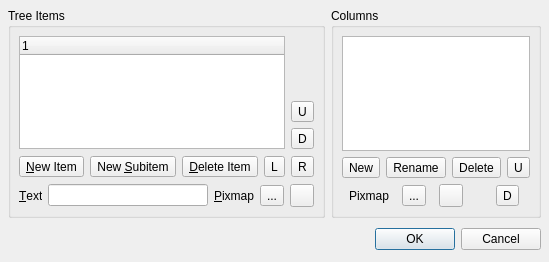
Qt form tools/designer/src/components/taskmenu/treewidgeteditor.ui (arnt/qt-history2) before a commit.
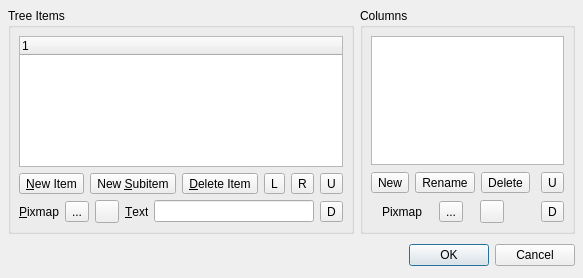
The same form after that commit.

Commit message:
Fixes:    Fixed crash when there was no header item, layout corrections
[git-p4: depot-paths = "//depot/qt/main/": change = 195180]

The edit to the form file:
```diff
--- a/tools/designer/src/components/taskmenu/treewidgeteditor.ui
+++ b/tools/designer/src/components/taskmenu/treewidgeteditor.ui
@@ -19,8 +19,8 @@
    <rect>
     <x>0</x>
     <y>0</y>
-    <width>456</width>
-    <height>262</height>
+    <width>583</width>
+    <height>278</height>
    </rect>
   </property>
   <property name="windowTitle" >
@@ -33,6 +33,152 @@
    <property name="spacing" >
     <number>6</number>
    </property>
+   <item row="0" column="1" >
+    <widget class="QGroupBox" name="columnsBox" >
+     <property name="title" >
+      <string>Columns</string>
+     </property>
+     <layout class="QGridLayout" >
+      <property name="margin" >
+       <number>8</number>
+      </property>
+      <property name="spacing" >
+       <number>6</number>
+      </property>
+      <item row="2" column="0" >
+       <layout class="QHBoxLayout" >
+        <property name="margin" >
+         <number>0</number>
+        </property>
+        <property name="spacing" >
+         <number>6</number>
+        </property>
+        <item>
+         <widget class="QLabel" name="pixmapColumnLabel" >
+          <property name="sizePolicy" >
+           <sizepolicy>
+            <hsizetype>0</hsizetype>
+            <vsizetype>5</vsizetype>
+            <horstretch>0</horstretch>
+            <verstretch>0</verstretch>
+           </sizepolicy>
+          </property>
+          <property name="text" >
+           <string>Pixmap</string>
+          </property>
+         </widget>
+        </item>
+        <item>
+         <widget class="QToolButton" name="previewPixmapColumnButton" >
+          <property name="text" >
+           <string>...</string>
+          </property>
+         </widget>
+        </item>
+        <item>
+         <widget class="QToolButton" name="deletePixmapColumnButton" >
+          <property name="text" >
+           <string/>
+          </property>
+         </widget>
+        </item>
+        <item>
+         <spacer>
+          <property name="orientation" >
+           <enum>Qt::Horizontal</enum>
+          </property>
+          <property name="sizeType" >
+           <enum>QSizePolicy::Ignored</enum>
+          </property>
+          <property name="sizeHint" >
+           <size>
+            <width>20</width>
+            <height>10</height>
+           </size>
+          </property>
+         </spacer>
+        </item>
+       </layout>
+      </item>
+      <item row="1" column="0" >
+       <layout class="QHBoxLayout" >
+        <property name="margin" >
+         <number>0</number>
+        </property>
+        <property name="spacing" >
+         <number>6</number>
+        </property>
+        <item>
+         <widget class="QToolButton" name="newColumnButton" >
+          <property name="text" >
+           <string>New</string>
+          </property>
+         </widget>
+        </item>
+        <item>
+         <widget class="QToolButton" name="renameColumnButton" >
+          <property name="text" >
+           <string>Rename</string>
+          </property>
+         </widget>
+        </item>
+        <item>
+         <widget class="QToolButton" name="deleteColumnButton" >
+          <property name="text" >
+           <string>Delete</string>
+          </property>
+         </widget>
+        </item>
+        <item>
+         <spacer>
+          <property name="orientation" >
+           <enum>Qt::Horizontal</enum>
+          </property>
+          <property name="sizeType" >
+           <enum>QSizePolicy::Ignored</enum>
+          </property>
+          <property name="sizeHint" >
+           <size>
+            <width>29</width>
+            <height>23</height>
+           </size>
+          </property>
+         </spacer>
+        </item>
+       </layout>
+      </item>
+      <item row="1" column="1" >
+       <widget class="QToolButton" name="moveColumnUpButton" >
+        <property name="text" >
+         <string>U</string>
+        </property>
+       </widget>
+      </item>
+      <item row="2" column="1" >
+       <widget class="QToolButton" name="moveColumnDownButton" >
+        <property name="text" >
+         <string>D</string>
+        </property>
+       </widget>
+      </item>
+      <item row="0" column="0" colspan="2" >
+       <widget class="QListWidget" name="listWidget" >
+        <property name="sizePolicy" >
+         <sizepolicy>
+          <hsizetype>13</hsizetype>
+          <vsizetype>7</vsizetype>
+          <horstretch>0</horstretch>
+          <verstretch>0</verstretch>
+         </sizepolicy>
+        </property>
+        <property name="focusPolicy" >
+         <enum>Qt::TabFocus</enum>
+        </property>
+       </widget>
+      </item>
+     </layout>
+    </widget>
+   </item>
    <item row="0" column="0" >
     <widget class="QGroupBox" name="itemsBox" >
      <property name="title" >
@@ -45,88 +191,8 @@
       <property name="spacing" >
        <number>6</number>
       </property>
-      <item row="2" column="0" colspan="2" >
-       <widget class="QFrame" name="currentItemBox" >
-        <property name="frameShape" >
-         <enum>QFrame::NoFrame</enum>
-        </property>
-        <property name="frameShadow" >
-         <enum>QFrame::Plain</enum>
-        </property>
-        <layout class="QHBoxLayout" >
-         <property name="margin" >
-          <number>0</number>
-         </property>
-         <property name="spacing" >
-          <number>6</number>
-         </property>
-         <item>
-          <widget class="QLabel" name="label1" >
-           <property name="sizePolicy" >
-            <sizepolicy>
-             <hsizetype>0</hsizetype>
-             <vsizetype>5</vsizetype>
-             <horstretch>0</horstretch>
-             <verstretch>0</verstretch>
-            </sizepolicy>
-           </property>
-           <property name="text" >
-            <string>&amp;Text</string>
-           </property>
-           <property name="buddy" >
-            <cstring>itemTextLineEdit</cstring>
-           </property>
-          </widget>
-         </item>
-         <item>
-          <widget class="QLineEdit" name="itemTextLineEdit" >
-           <property name="sizePolicy" >
-            <sizepolicy>
-             <hsizetype>13</hsizetype>
-             <vsizetype>0</vsizetype>
-             <horstretch>0</horstretch>
-             <verstretch>0</verstretch>
-            </sizepolicy>
-           </property>
-          </widget>
-         </item>
-         <item>
-          <widget class="QLabel" name="label2" >
-           <property name="sizePolicy" >
-            <sizepolicy>
-             <hsizetype>0</hsizetype>
-             <vsizetype>5</vsizetype>
-             <horstretch>0</horstretch>
-             <verstretch>0</verstretch>
-            </sizepolicy>
-           </property>
-           <property name="text" >
-            <string>&amp;Pixmap</string>
-           </property>
-           <property name="buddy" >
-            <cstring>previewPixmapItemButton</cstring>
-           </property>
-          </widget>
-         </item>
-         <item>
-          <widget class="QToolButton" name="previewPixmapItemButton" >
-           <property name="text" >
-            <string>...</string>
-           </property>
-          </widget>
-         </item>
-         <item>
-          <widget class="QToolButton" name="deletePixmapItemButton" >
-           <property name="text" >
-            <string/>
-           </property>
-          </widget>
-         </item>
-        </layout>
-       </widget>
-      </item>
-      <item row="0" column="1" >
-       <layout class="QVBoxLayout" >
+      <item row="2" column="0" >
+       <layout class="QHBoxLayout" >
         <property name="margin" >
          <number>0</number>
         </property>
@@ -134,42 +200,70 @@
          <number>6</number>
         </property>
         <item>
-         <spacer>
-          <property name="orientation" >
-           <enum>Qt::Vertical</enum>
+         <widget class="QLabel" name="pixmapLabel" >
+          <property name="sizePolicy" >
+           <sizepolicy>
+            <hsizetype>0</hsizetype>
+            <vsizetype>5</vsizetype>
+            <horstretch>0</horstretch>
+            <verstretch>0</verstretch>
+           </sizepolicy>
           </property>
-          <property name="sizeHint" >
-           <size>
-            <width>22</width>
-            <height>16</height>
-           </size>
+          <property name="text" >
+           <string>&amp;Pixmap</string>
           </property>
-         </spacer>
+          <property name="buddy" >
+           <cstring>previewPixmapItemButton</cstring>
+          </property>
+         </widget>
         </item>
         <item>
-         <widget class="QToolButton" name="moveItemUpButton" >
+         <widget class="QToolButton" name="previewPixmapItemButton" >
           <property name="text" >
-           <string>U</string>
+           <string>...</string>
           </property>
          </widget>
         </item>
         <item>
-         <widget class="QToolButton" name="moveItemDownButton" >
+         <widget class="QToolButton" name="deletePixmapItemButton" >
           <property name="text" >
-           <string>D</string>
+           <string/>
+          </property>
+         </widget>
+        </item>
+        <item>
+         <widget class="QLabel" name="textLabel" >
+          <property name="sizePolicy" >
+           <sizepolicy>
+            <hsizetype>0</hsizetype>
+            <vsizetype>5</vsizetype>
+            <horstretch>0</horstretch>
+            <verstretch>0</verstretch>
+           </sizepolicy>
+          </property>
+          <property name="text" >
+           <string>&amp;Text</string>
+          </property>
+          <property name="buddy" >
+           <cstring>itemTextLineEdit</cstring>
+          </property>
+         </widget>
+        </item>
+        <item>
+         <widget class="QLineEdit" name="itemTextLineEdit" >
+          <property name="sizePolicy" >
+           <sizepolicy>
+            <hsizetype>13</hsizetype>
+            <vsizetype>4</vsizetype>
+            <horstretch>0</horstretch>
+            <verstretch>0</verstretch>
+           </sizepolicy>
           </property>
          </widget>
         </item>
        </layout>
       </item>
-      <item row="0" column="0" >
-       <widget class="QTreeWidget" name="treeWidget" >
-        <property name="focusPolicy" >
-         <enum>Qt::TabFocus</enum>
-        </property>
-       </widget>
-      </item>
-      <item row="1" column="0" colspan="2" >
+      <item row="1" column="0" >
        <layout class="QHBoxLayout" >
         <property name="margin" >
          <number>0</number>
@@ -205,8 +299,8 @@
           </property>
           <property name="sizeHint" >
            <size>
-            <width>21</width>
-            <height>23</height>
+            <width>16</width>
+            <height>10</height>
            </size>
           </property>
          </spacer>
@@ -227,6 +321,27 @@
         </item>
        </layout>
       </item>
+      <item row="1" column="1" >
+       <widget class="QToolButton" name="moveItemUpButton" >
+        <property name="text" >
+         <string>U</string>
+        </property>
+       </widget>
+      </item>
+      <item row="2" column="1" >
+       <widget class="QToolButton" name="moveItemDownButton" >
+        <property name="text" >
+         <string>D</string>
+        </property>
+       </widget>
+      </item>
+      <item row="0" column="0" colspan="2" >
+       <widget class="QTreeWidget" name="treeWidget" >
+        <property name="focusPolicy" >
+         <enum>Qt::TabFocus</enum>
+        </property>
+       </widget>
+      </item>
      </layout>
     </widget>
    </item>
@@ -270,152 +385,6 @@
      </item>
     </layout>
    </item>
-   <item row="0" column="1" >
-    <widget class="QGroupBox" name="columnsBox" >
-     <property name="title" >
-      <string>Columns</string>
-     </property>
-     <layout class="QVBoxLayout" >
-      <property name="margin" >
-       <number>8</number>
-      </property>
-      <property name="spacing" >
-       <number>6</number>
-      </property>
-      <item>
-       <widget class="QListWidget" name="listWidget" >
-        <property name="sizePolicy" >
-         <sizepolicy>
-          <hsizetype>13</hsizetype>
-          <vsizetype>7</vsizetype>
-          <horstretch>0</horstretch>
-          <verstretch>0</verstretch>
-         </sizepolicy>
-        </property>
-        <property name="focusPolicy" >
-         <enum>Qt::TabFocus</enum>
-        </property>
-       </widget>
-      </item>
-      <item>
-       <layout class="QHBoxLayout" >
-        <property name="margin" >
-         <number>0</number>
-        </property>
-        <property name="spacing" >
-         <number>6</number>
-        </property>
-        <item>
-         <widget class="QToolButton" name="newColumnButton" >
-          <property name="text" >
-           <string>New</string>
-          </property>
-         </widget>
-        </item>
-        <item>
-         <widget class="QToolButton" name="renameColumnButton" >
-          <property name="text" >
-           <string>Rename</string>
-          </property>
-         </widget>
-        </item>
-        <item>
-         <widget class="QToolButton" name="deleteColumnButton" >
-          <property name="text" >
-           <string>Delete</string>
-          </property>
-         </widget>
-        </item>
-        <item>
-         <spacer>
-          <property name="orientation" >
-           <enum>Qt::Horizontal</enum>
-          </property>
-          <property name="sizeType" >
-           <enum>QSizePolicy::Ignored</enum>
-          </property>
-          <property name="sizeHint" >
-           <size>
-            <width>20</width>
-            <height>10</height>
-           </size>
-          </property>
-         </spacer>
-        </item>
-        <item>
-         <widget class="QToolButton" name="moveColumnUpButton" >
-          <property name="text" >
-           <string>U</string>
-          </property>
-         </widget>
-        </item>
-       </layout>
-      </item>
-      <item>
-       <layout class="QHBoxLayout" >
-        <property name="margin" >
-         <number>0</number>
-        </property>
-        <property name="spacing" >
-         <number>6</number>
-        </property>
-        <item>
-         <widget class="QLabel" name="pixmapColumnLabel" >
-          <property name="sizePolicy" >
-           <sizepolicy>
-            <hsizetype>0</hsizetype>
-            <vsizetype>5</vsizetype>
-            <horstretch>0</horstretch>
-            <verstretch>0</verstretch>
-           </sizepolicy>
-          </property>
-          <property name="text" >
-           <string>Pixmap</string>
-          </property>
-         </widget>
-        </item>
-        <item>
-         <widget class="QToolButton" name="previewPixmapColumnButton" >
-          <property name="text" >
-           <string>...</string>
-          </property>
-         </widget>
-        </item>
-        <item>
-         <widget class="QToolButton" name="deletePixmapColumnButton" >
-          <property name="text" >
-           <string/>
-          </property>
-         </widget>
-        </item>
-        <item>
-         <spacer>
-          <property name="orientation" >
-           <enum>Qt::Horizontal</enum>
-          </property>
-          <property name="sizeType" >
-           <enum>QSizePolicy::Ignored</enum>
-          </property>
-          <property name="sizeHint" >
-           <size>
-            <width>20</width>
-            <height>10</height>
-           </size>
-          </property>
-         </spacer>
-        </item>
-        <item>
-         <widget class="QToolButton" name="moveColumnDownButton" >
-          <property name="text" >
-           <string>D</string>
-          </property>
-         </widget>
-        </item>
-       </layout>
-      </item>
-     </layout>
-    </widget>
-   </item>
   </layout>
  </widget>
  <pixmapfunction></pixmapfunction>
```
Left out of the diff: 11 changed lines with no effect on the pictures. The commit also changes 3 other files.
